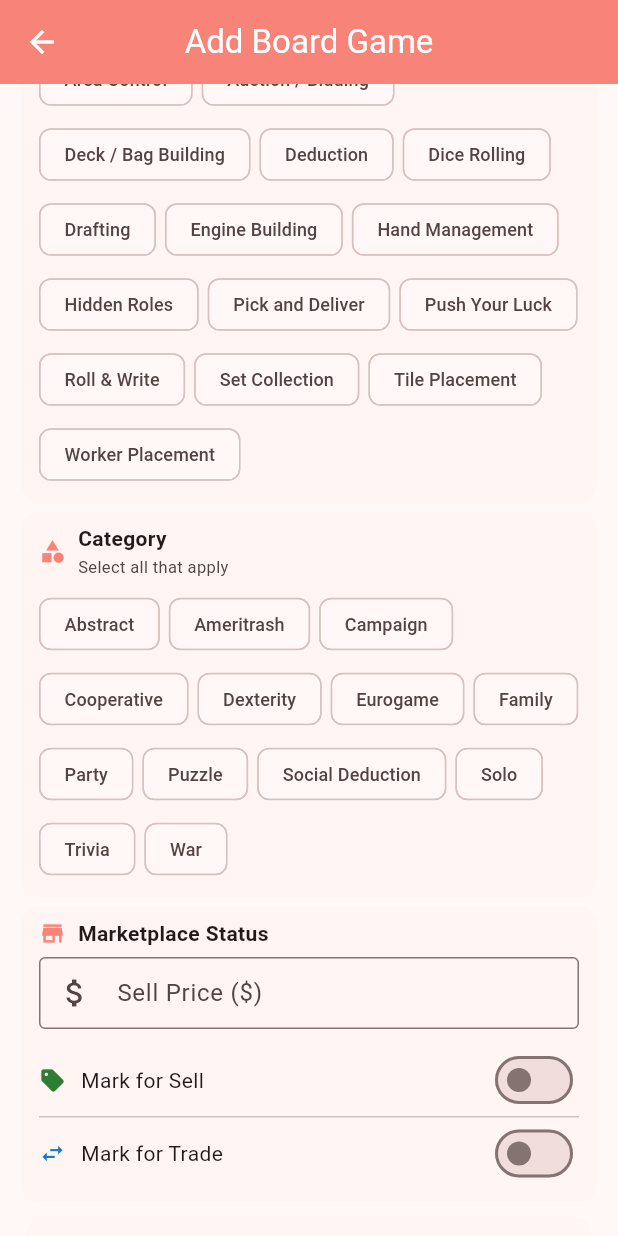
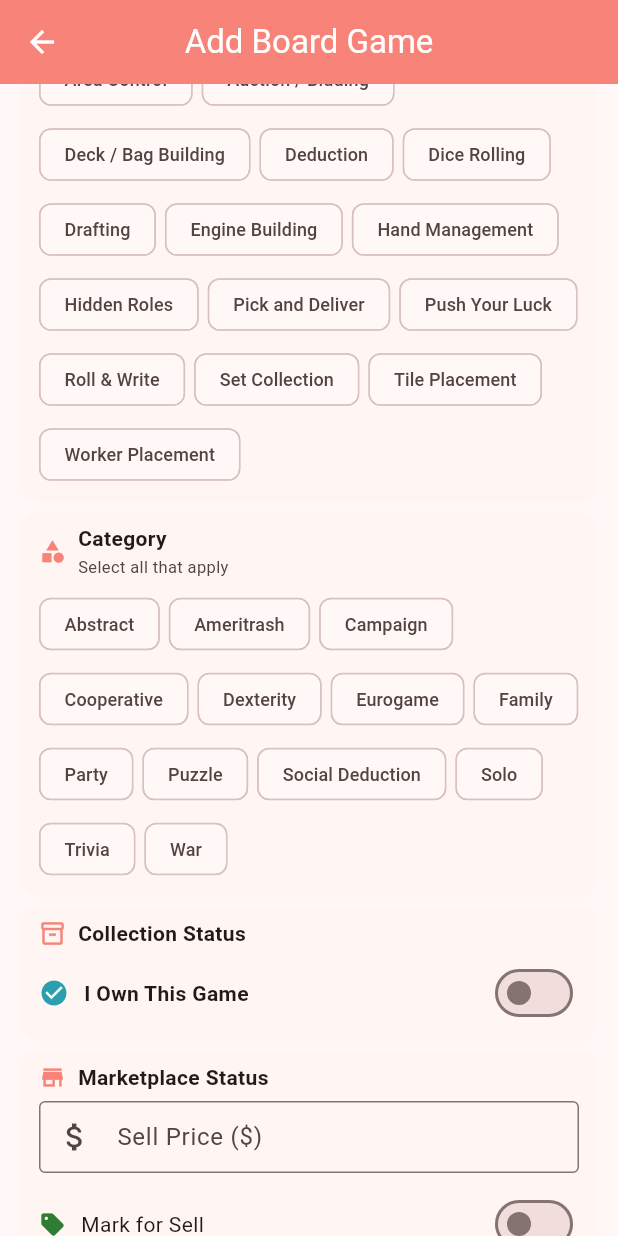
Before and after one commit to LorenzoVonM/Boardex, a Flutter app: the AddGameScreen screen opened directly, scrolled down 576 dp, on a phone screen of 412 x 824 dp. Run offline on Flutter 3.47's test engine with Material 3 defaults, Android fonts, the phone set to English and light mode, and no system bars; our stand-ins replace image_picker, sqflite; missing offline and left inert: flutter_image_gallery_saver; accounts and stored records are empty.

Commit message:
Added owned field for Board games

```diff
--- a/lib/database/database_helper.dart
+++ b/lib/database/database_helper.dart
@@ -19,7 +19,7 @@ class DatabaseHelper {
 
     return openDatabase(
       path,
-      version: 4,
+      version: 5,
       onCreate: _createDB,
       onUpgrade: _resetDB,
       onDowngrade: _resetDB,
@@ -36,6 +36,7 @@ class DatabaseHelper {
         rating REAL NOT NULL,
         duration INTEGER NOT NULL,
         weight REAL NOT NULL DEFAULT 2.5,
+        isOwned INTEGER NOT NULL DEFAULT 0,
         markForSell INTEGER NOT NULL DEFAULT 0,
         markForTrade INTEGER NOT NULL DEFAULT 0,
         sellPrice REAL,
--- a/lib/models/board_game.dart
+++ b/lib/models/board_game.dart
@@ -6,6 +6,7 @@ class BoardGame {
   final double rating;
   final int duration; // in minutes
   final double weight; // difficulty 1.0-5.0
+  final bool isOwned;
   final bool markForSell;
   final bool markForTrade;
   final double? sellPrice;
@@ -22,6 +23,7 @@ class BoardGame {
     required this.rating,
     required this.duration,
     this.weight = 2.5,
+    this.isOwned = false,
     this.markForSell = false,
     this.markForTrade = false,
     this.sellPrice,
@@ -40,6 +42,7 @@ class BoardGame {
       'rating': rating,
       'duration': duration,
       'weight': weight,
+      'isOwned': isOwned ? 1 : 0,
       'markForSell': markForSell ? 1 : 0,
       'markForTrade': markForTrade ? 1 : 0,
       'sellPrice': sellPrice,
@@ -58,6 +61,7 @@ class BoardGame {
       rating: (map['rating'] as num).toDouble(),
       duration: map['duration'] as int,
       weight: (map['weight'] as num?)?.toDouble() ?? 2.5,
+      isOwned: (map['isOwned'] as int?) == 1,
       markForSell: (map['markForSell'] as int?) == 1,
       markForTrade: (map['markForTrade'] as int?) == 1,
       sellPrice: (map['sellPrice'] as num?)?.toDouble(),
@@ -85,6 +89,7 @@ class BoardGame {
     double? rating,
     int? duration,
     double? weight,
+    bool? isOwned,
     bool? markForSell,
     bool? markForTrade,
     double? sellPrice,
@@ -101,6 +106,7 @@ class BoardGame {
       rating: rating ?? this.rating,
       duration: duration ?? this.duration,
       weight: weight ?? this.weight,
+      isOwned: isOwned ?? this.isOwned,
       markForSell: markForSell ?? this.markForSell,
       markForTrade: markForTrade ?? this.markForTrade,
       sellPrice: sellPrice ?? this.sellPrice,
@@ -113,6 +119,6 @@ class BoardGame {
 
   @override
   String toString() {
-    return 'BoardGame{id: $id, name: $name, players: $minPlayers-$maxPlayers, rating: $rating, weight: $weight, sell: $markForSell, trade: $markForTrade, price: $sellPrice, duration: ${duration}min, played: $timesPlayed, mechanics: $mechanics, categories: $categories, photoPath: $photoPath}';
+    return 'BoardGame{id: $id, name: $name, players: $minPlayers-$maxPlayers, rating: $rating, weight: $weight, owned: $isOwned, sell: $markForSell, trade: $markForTrade, price: $sellPrice, duration: ${duration}min, played: $timesPlayed, mechanics: $mechanics, categories: $categories, photoPath: $photoPath}';
   }
 }
--- a/lib/screens/add_game_screen.dart
+++ b/lib/screens/add_game_screen.dart
@@ -24,6 +24,7 @@ class _AddGameScreenState extends State<AddGameScreen> {
   int _maxPlayers = 4;
   double _rating = 5.0;
   double _weight = 2.5;
+  bool _isOwned = false;
   bool _markForSell = false;
   bool _markForTrade = false;
   String? _photoPath;
@@ -46,6 +47,7 @@ class _AddGameScreenState extends State<AddGameScreen> {
       _rating = ((_rating * 10).round() / 10);
       _weight = (widget.gameToEdit!.weight).clamp(1.0, 5.0);
       _weight = ((_weight * 10).round() / 10);
+      _isOwned = widget.gameToEdit!.isOwned;
       _markForSell = widget.gameToEdit!.markForSell;
       _markForTrade = widget.gameToEdit!.markForTrade;
       if (widget.gameToEdit!.sellPrice != null) {
@@ -85,6 +87,7 @@ class _AddGameScreenState extends State<AddGameScreen> {
         rating: _rating,
         duration: int.parse(_durationController.text),
         weight: _weight,
+        isOwned: _isOwned,
         markForSell: _markForSell,
         markForTrade: _markForTrade,
         sellPrice: parsedPrice,
@@ -435,6 +438,33 @@ class _AddGameScreenState extends State<AddGameScreen> {
               ),
               const SizedBox(height: 6),
 
+              // Collection Status (Ownership)
+              _buildSectionCard(
+                title: 'Collection Status',
+                icon: Icons.inventory_2_outlined,
+                child: Row(
+                  children: [
+                    const Icon(
+                      Icons.check_circle,
+                      size: 20,
+                      color: AppColors.ownedTeal,
+                    ),
+                    const SizedBox(width: 10),
+                    const Expanded(
+                      child: Text(
+                        'I Own This Game',
+                        style: TextStyle(fontWeight: FontWeight.w600),
+                      ),
+                    ),
+                    Switch(
+                      value: _isOwned,
+                      onChanged: (value) => setState(() => _isOwned = value),
+                    ),
+                  ],
+                ),
+              ),
+              const SizedBox(height: 6),
+
               // Mark for Sell / Trade
               _buildSectionCard(
                 title: 'Marketplace Status',
--- a/lib/utils/theme_utils.dart
+++ b/lib/utils/theme_utils.dart
@@ -46,6 +46,15 @@ class AppColors {
   static const Color tradeBlue = Color(0xFF1976D2);
   static const Color tradeBlueBg = Color(0xFFE3F2FD);
   static const Color tradeBlueBorder = Color(0xFF90CAF9);
+
+  // Ownership Badges (Owned vs Not Owned)
+  static const Color ownedTeal = Color(0xFF2C9FAF);
+  static const Color ownedTealBg = Color(0xFFE0F7FA);
+  static const Color ownedTealBorder = Color(0xFF80DEEA);
+
+  static const Color notOwnedSlate = Color(0xFF78909C);
+  static const Color notOwnedSlateBg = Color(0xFFECEFF1);
+  static const Color notOwnedSlateBorder = Color(0xFFCFD8DC);
 
   // Highlights & Accents
   static const Color winnerGold = Color(0xFFFFA000);
```
Also changed, not shown: lib/screens/game_detail_screen.dart (+52 -5 lines), 1 other file.
